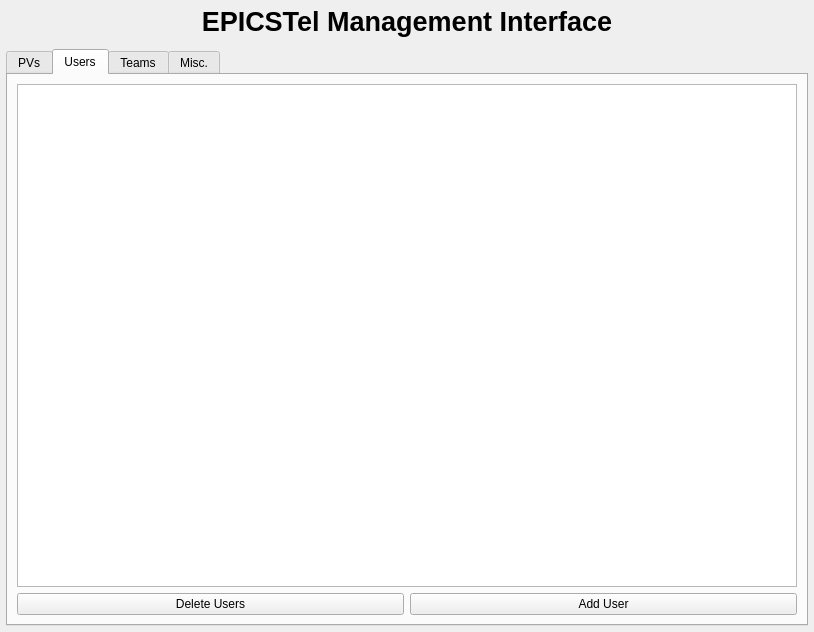
lnls-sirius/pydm-opi, file src/siriushlacon/epicstel/ui/main.ui: the form before one commit.
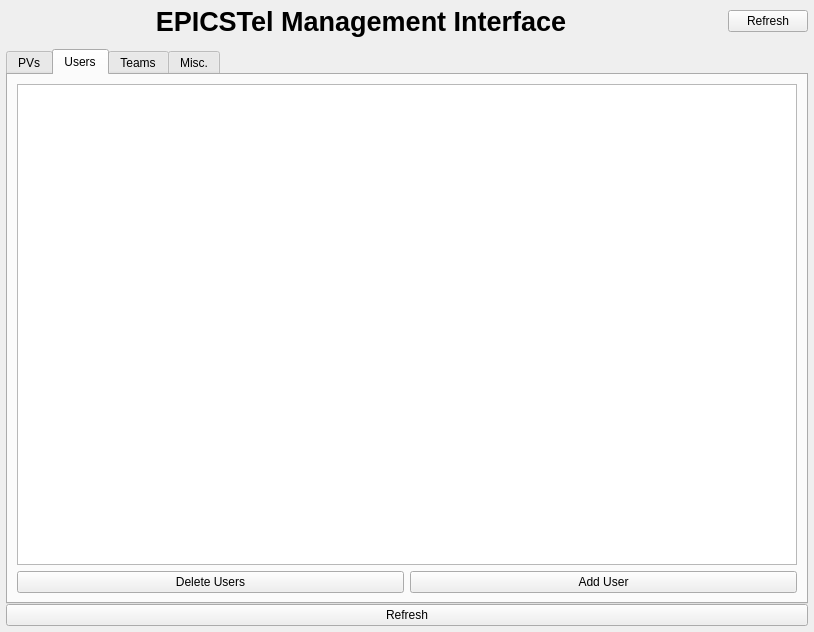
The form after the commit. The open tabs and pages were chosen to show the change.

Commit message: Fixes int valid., adds refresh button

Patch:
```diff
--- a/src/siriushlacon/epicstel/ui/main.ui
+++ b/src/siriushlacon/epicstel/ui/main.ui
@@ -50,11 +50,11 @@
       <number>6</number>
      </property>
      <item row="1" column="0">
-      <layout class="QGridLayout" name="gridLayout" rowstretch="0,0" columnstretch="2,0">
+      <layout class="QGridLayout" name="gridLayout" rowstretch="0,0" columnstretch="2,0,0,0">
        <property name="spacing">
         <number>12</number>
        </property>
-       <item row="0" column="0" colspan="2">
+       <item row="0" column="0" colspan="3">
         <widget class="QLabel" name="label_3">
          <property name="font">
           <font>
@@ -73,7 +73,14 @@
          </property>
         </widget>
        </item>
-       <item row="1" column="0" colspan="2">
+       <item row="0" column="3">
+        <widget class="QPushButton" name="refresh_btn">
+         <property name="text">
+          <string>Refresh</string>
+         </property>
+        </widget>
+       </item>
+       <item row="1" column="0" colspan="4">
         <widget class="QTabWidget" name="tabWidget">
          <property name="tabShape">
           <enum>QTabWidget::Rounded</enum>
@@ -227,6 +234,16 @@
        </item>
       </layout>
      </item>
+     <item row="2" column="0">
+      <widget class="QPushButton" name="pushButton">
+       <property name="text">
+        <string>Refresh</string>
+       </property>
+       <property name="flat">
+        <bool>false</bool>
+       </property>
+      </widget>
+     </item>
     </layout>
    </item>
   </layout>
```
Left out of the diff: 2 changed lines with no effect on the pictures. The commit also changes 2 other files.
